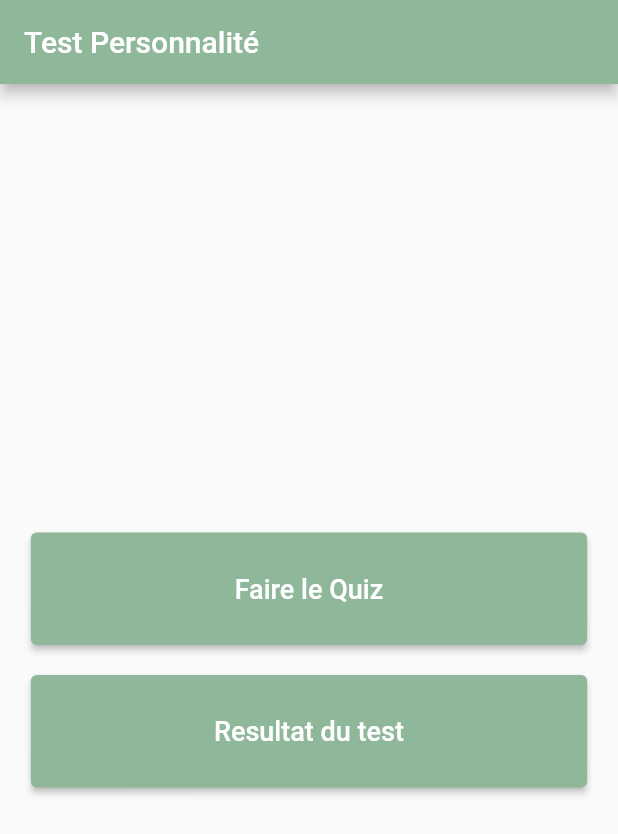
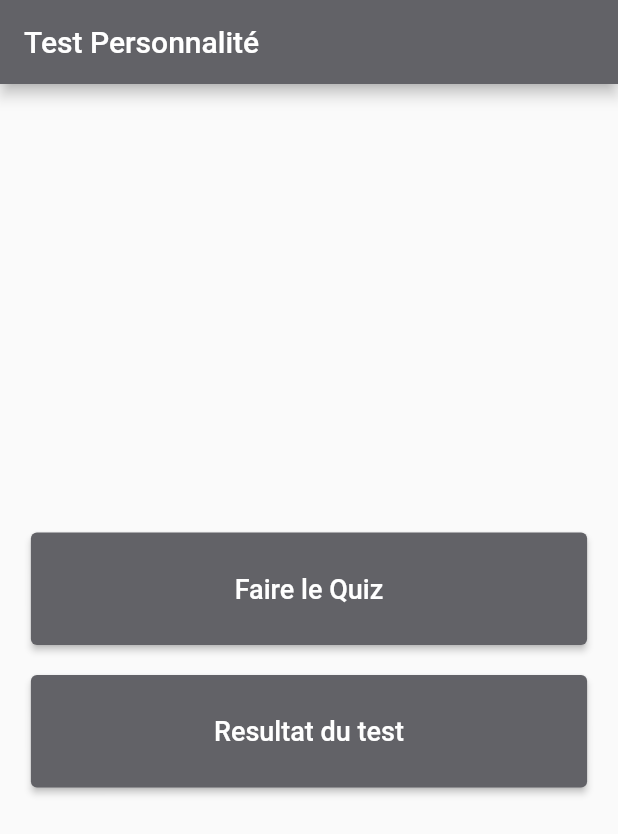
Before and after one commit to BresThomas/TheRealMe, a Flutter app: the screen it shows after launch, on a phone screen of 412 x 824 dp. Shown: the top 834 px of the screen. Run offline on Flutter 3.47's test engine with Material 2 defaults, Android fonts, the phone set to English and light mode, and no system bars; missing offline and left inert: kg_charts.

Commit message:
update responsive

```diff
--- a/lib/main.dart
+++ b/lib/main.dart
@@ -18,7 +18,7 @@ class MyApp extends StatelessWidget {
       title: 'Flutter Demo',
       theme: Theme.of(context).copyWith(
         colorScheme: Theme.of(context).colorScheme.copyWith(
-              primary: const Color(0xff8FB79A),
+              primary: const Color(0xff626267),
             ),
       ),
       home: const MyHomePage(title: 'Test Personnalité'),
```
